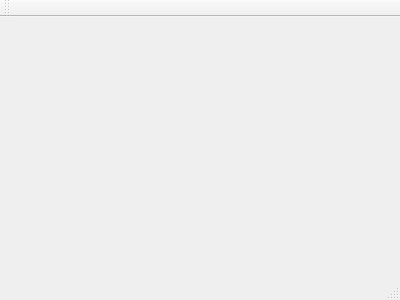
The window that Assignment 4(18114029)/Q1/Q1/dictionary.ui (hv7214/CSN-261-Assignments-) describes before a commit, drawn with Qt 5.
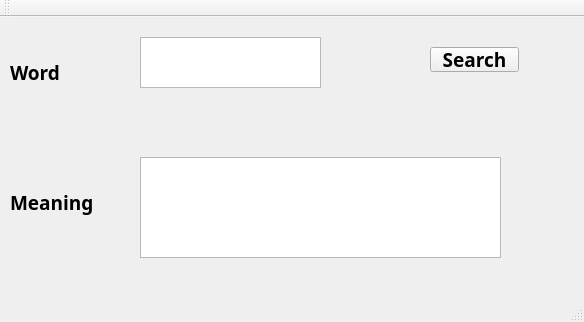
The same window after the commit.

```diff
--- a/Assignment 4(18114029)/Q1/Q1/dictionary.ui
+++ b/Assignment 4(18114029)/Q1/Q1/dictionary.ui
@@ -1,24 +1,125 @@
 <ui version="4.0">
  <class>Dictionary</class>
- <widget class="QMainWindow" name="Dictionary" >
-  <property name="geometry" >
+ <widget class="QMainWindow" name="Dictionary">
+  <property name="geometry">
    <rect>
     <x>0</x>
     <y>0</y>
-    <width>400</width>
-    <height>300</height>
+    <width>584</width>
+    <height>322</height>
    </rect>
   </property>
   <property name="windowTitle" >
    <string>Dictionary</string>
   </property>
-  <widget class="QMenuBar" name="menuBar" />
-  <widget class="QToolBar" name="mainToolBar" />
-  <widget class="QWidget" name="centralWidget" />
-  <widget class="QStatusBar" name="statusBar" />
+  <widget class="QWidget" name="centralWidget">
+   <widget class="QPushButton" name="pushButton">
+    <property name="geometry">
+     <rect>
+      <x>430</x>
+      <y>30</y>
+      <width>89</width>
+      <height>25</height>
+     </rect>
+    </property>
+    <property name="font">
+     <font>
+      <family>Source Code Pro</family>
+      <pointsize>14</pointsize>
+      <weight>75</weight>
+      <bold>true</bold>
+     </font>
+    </property>
+    <property name="text">
+     <string>Search</string>
+    </property>
+   </widget>
+   <widget class="QTextEdit" name="textEdit">
+    <property name="geometry">
+     <rect>
+      <x>140</x>
+      <y>20</y>
+      <width>181</width>
+      <height>51</height>
+     </rect>
+    </property>
+    <property name="font">
+     <font>
+      <family>Source Code Pro</family>
+      <pointsize>14</pointsize>
+     </font>
+    </property>
+   </widget>
+   <widget class="QTextEdit" name="textEdit_2">
+    <property name="geometry">
+     <rect>
+      <x>140</x>
+      <y>140</y>
+      <width>361</width>
+      <height>101</height>
+     </rect>
+    </property>
+    <property name="font">
+     <font>
+      <family>Source Code Pro</family>
+      <pointsize>14</pointsize>
+     </font>
+    </property>
+   </widget>
+   <widget class="QLabel" name="label">
+    <property name="geometry">
+     <rect>
+      <x>10</x>
+      <y>40</y>
+      <width>71</width>
+      <height>31</height>
+     </rect>
+    </property>
+    <property name="font">
+     <font>
+      <family>Source Code Pro</family>
+      <pointsize>14</pointsize>
+      <weight>75</weight>
+      <bold>true</bold>
+     </font>
+    </property>
+    <property name="text">
+     <string>Word</string>
+    </property>
+   </widget>
+   <widget class="QLabel" name="label_2">
+    <property name="geometry">
+     <rect>
+      <x>10</x>
+      <y>140</y>
+      <width>101</width>
+      <height>91</height>
+     </rect>
+    </property>
+    <property name="font">
+     <font>
+      <family>Source Code Pro</family>
+      <pointsize>14</pointsize>
+      <weight>75</weight>
+      <bold>true</bold>
+     </font>
+    </property>
+    <property name="text">
+     <string>Meaning</string>
+    </property>
+   </widget>
+  </widget>
+  <widget class="QToolBar" name="mainToolBar">
+   <attribute name="toolBarArea">
+    <enum>TopToolBarArea</enum>
+   </attribute>
+   <attribute name="toolBarBreak">
+    <bool>false</bool>
+   </attribute>
+  </widget>
+  <widget class="QStatusBar" name="statusBar"/>
  </widget>
- <layoutDefault spacing="6" margin="11" />
- <pixmapfunction></pixmapfunction>
+ <layoutdefault spacing="6" margin="11"/>
  <resources/>
  <connections/>
 </ui>
```
Left out of the diff: 3 changed lines with no effect on the pictures.
